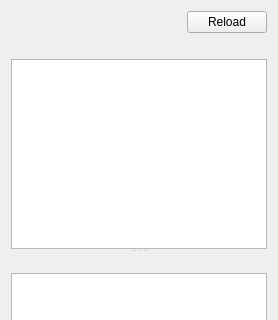
The window that WebsiteEmpire/gui/panes/PaneTranslations.ui (icingerpower/WebsiteEmpire2) describes before a commit, drawn with Qt 5; both pictures show x 0 to 278 and y 0 to 320 of the 278 by 474 pixel window.
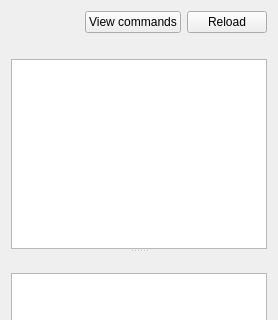
The same window after the commit.

Commit message: Progressed on website generation and translation.

```diff
--- a/WebsiteEmpire/gui/panes/PaneTranslations.ui
+++ b/WebsiteEmpire/gui/panes/PaneTranslations.ui
@@ -28,6 +28,13 @@
        </property>
       </spacer>
      </item>
+     <item>
+      <widget class="QPushButton" name="buttonViewCommands">
+       <property name="text">
+        <string>View commands</string>
+       </property>
+      </widget>
+     </item>
      <item>
       <widget class="QPushButton" name="buttonReload">
        <property name="text">
```
The commit also changes 43 other files.
